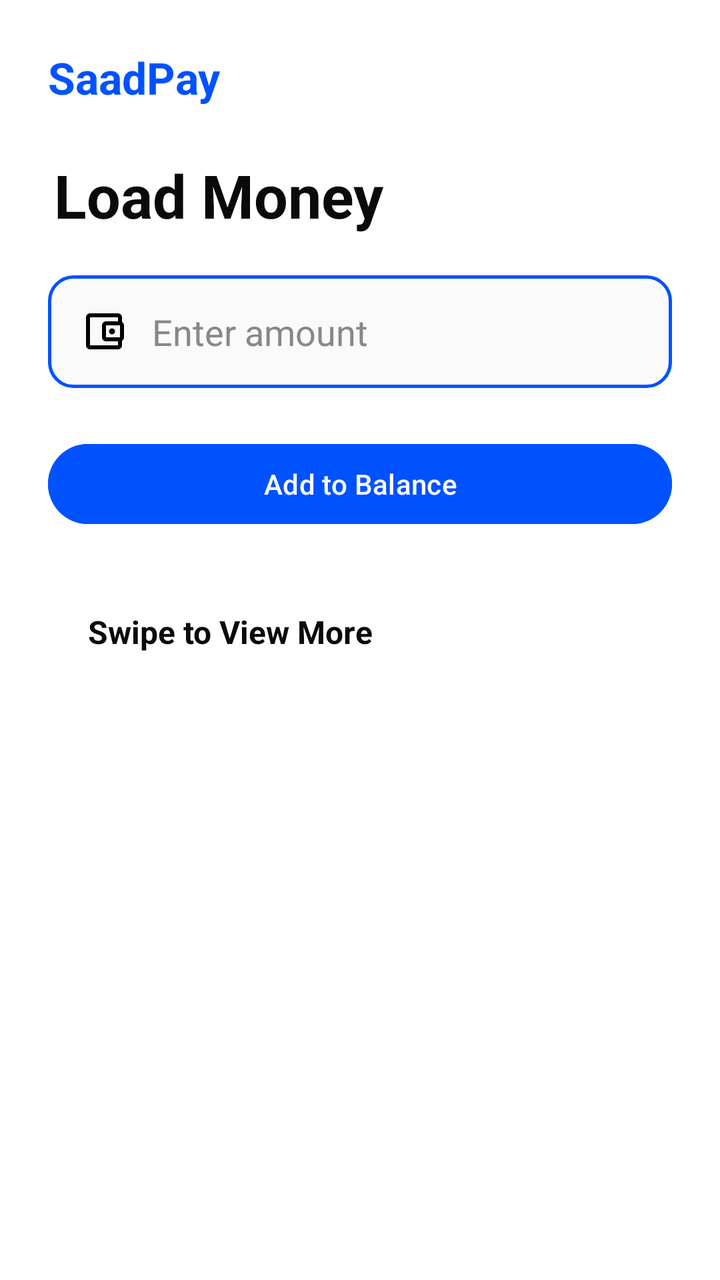
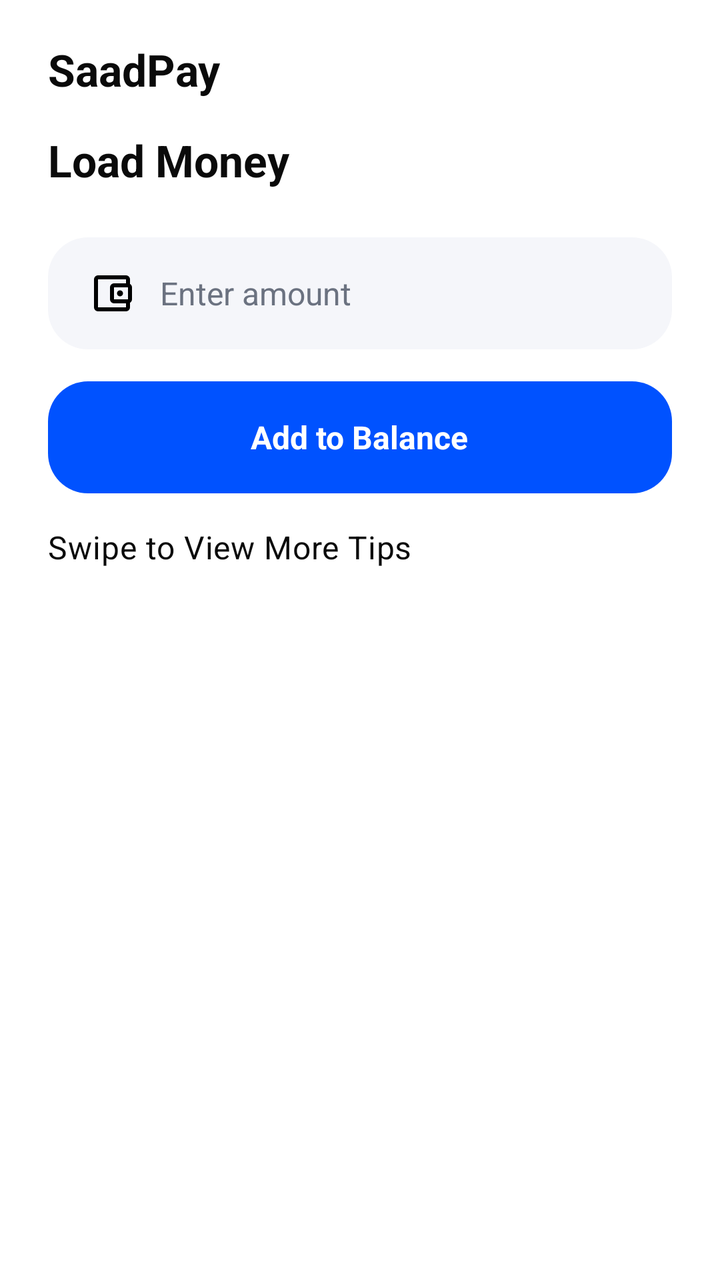

The first picture is an Android layout as it rendered before a commit; the second is the same layout after the commit. The layout source and the unified diff follow.
<!-- AndroidManifest.xml: application theme Theme.SaadPay -->
<!-- res/layout/fragment_load_money.xml -->
<?xml version="1.0" encoding="utf-8"?>
<ScrollView xmlns:android="http://schemas.android.com/apk/res/android"
    android:id="@+id/loadMoneyRoot"
    android:layout_width="match_parent"
    android:layout_height="match_parent"
    android:padding="24dp"
    android:background="@color/white">

    <LinearLayout
        android:layout_width="match_parent"
        android:layout_height="wrap_content"
        android:orientation="vertical">

        <RelativeLayout
            android:layout_width="match_parent"
            android:layout_height="wrap_content"
            android:layout_marginBottom="24dp">

            <TextView
                android:id="@+id/appNameText"
                android:layout_width="wrap_content"
                android:layout_height="wrap_content"
                android:text="SaadPay"
                android:textSize="22sp"
                android:textStyle="bold"
                android:textColor="@color/primaryColor"
                android:layout_alignParentStart="true" />
        </RelativeLayout>

        <TextView
            android:text="Load Money"
            android:textSize="30sp"
            android:textStyle="bold"
            android:textColor="@color/black"
            android:layout_marginLeft="3dp"
            android:layout_marginBottom="20dp"
            android:layout_width="wrap_content"
            android:layout_height="wrap_content" />

        <EditText
            android:id="@+id/amountEditText"
            android:hint="Enter amount"
            android:inputType="numberDecimal"
            android:drawableStart="@drawable/ic_wallet1"
            android:drawablePadding="12dp"
            android:textColor="@color/black"
            android:textColorHint="#888888"
            android:background="@drawable/bg_input_rounded_selector"
            android:padding="16dp"
            android:layout_marginBottom="24dp"
            android:layout_width="match_parent"
            android:layout_height="wrap_content" />

        <Button
            android:id="@+id/loadButton"
            android:text="Add to Balance"
            android:textAllCaps="false"
            android:backgroundTint="@color/primaryColor"
            android:textColor="@android:color/white"
            android:elevation="6dp"
            android:layout_width="match_parent"
            android:layout_height="wrap_content"
            android:layout_marginBottom="24dp" />

        <ProgressBar
            android:id="@+id/progressBar"
            android:layout_width="wrap_content"
            android:layout_height="wrap_content"
            android:visibility="gone"
            style="@style/Widget.AppCompat.ProgressBar"
            android:layout_gravity="center_horizontal" />

        <TextView
            android:text="Swipe to View More"
            android:textSize="16sp"
            android:textStyle="bold"
            android:textColor="@color/black"
            android:layout_marginLeft="20dp"
            android:layout_marginTop="15dp"
            android:layout_width="wrap_content"
            android:layout_height="wrap_content" />

        <androidx.viewpager2.widget.ViewPager2
            android:id="@+id/tipsViewPager"
            android:layout_width="match_parent"
            android:layout_height="240dp"
            android:layout_marginTop="7dp"
            android:layout_marginBottom="32dp"
            android:clipToPadding="false"
            android:paddingStart="8dp"
            android:paddingEnd="8dp"
            android:overScrollMode="never" />

    </LinearLayout>
</ScrollView>
<!-- resources referenced by this layout -->
<resources>
  <color name="black">#0A0A0A</color>
  <color name="primaryColor">#0052FF</color>
  <color name="white">#FFFFFF</color>
  <!-- drawable bg_input_rounded_selector (drawable) -->
  <?xml version="1.0" encoding="utf-8"?>
  <selector xmlns:android="http://schemas.android.com/apk/res/android">
      <item android:state_focused="true">
          <shape android:shape="rectangle">
              <solid android:color="#FAFAFA" />
              <stroke android:width="2dp" android:color="@color/colorPrimaryDark"/>
              <corners android:radius="12dp" />
          </shape>
      </item>
  
      <item>
          <shape android:shape="rectangle">
              <solid android:color="#FAFAFA" />
              <stroke android:width="1.5dp" android:color="@color/primaryColor"/>
              <corners android:radius="12dp" />
          </shape>
      </item>
  </selector>
  <!-- drawable ic_wallet1 (drawable) -->
  <vector xmlns:android="http://schemas.android.com/apk/res/android" android:height="24dp" android:tint="#000000" android:viewportHeight="960" android:viewportWidth="960" android:width="24dp">
        
      <path android:fillColor="@android:color/white" android:pathData="M200,760L200,760L200,760Q200,760 200,760Q200,760 200,760L200,760Q200,760 200,760Q200,760 200,760L200,200Q200,200 200,200Q200,200 200,200L200,200Q200,200 200,200Q200,200 200,200L200,200L200,200Q200,200 200,244.5Q200,289 200,360L200,600Q200,671 200,715.5Q200,760 200,760ZM200,840Q167,840 143.5,816.5Q120,793 120,760L120,200Q120,167 143.5,143.5Q167,120 200,120L760,120Q793,120 816.5,143.5Q840,167 840,200L840,300L760,300L760,200Q760,200 760,200Q760,200 760,200L200,200Q200,200 200,200Q200,200 200,200L200,760Q200,760 200,760Q200,760 200,760L760,760Q760,760 760,760Q760,760 760,760L760,660L840,660L840,760Q840,793 816.5,816.5Q793,840 760,840L200,840ZM520,680Q487,680 463.5,656.5Q440,633 440,600L440,360Q440,327 463.5,303.5Q487,280 520,280L800,280Q833,280 856.5,303.5Q880,327 880,360L880,600Q880,633 856.5,656.5Q833,680 800,680L520,680ZM800,600Q800,600 800,600Q800,600 800,600L800,360Q800,360 800,360Q800,360 800,360L520,360Q520,360 520,360Q520,360 520,360L520,600Q520,600 520,600Q520,600 520,600L800,600ZM640,540Q665,540 682.5,522.5Q700,505 700,480Q700,455 682.5,437.5Q665,420 640,420Q615,420 597.5,437.5Q580,455 580,480Q580,505 597.5,522.5Q615,540 640,540Z"/>
      
  </vector>
  <style name="Theme.SaadPay" parent="Theme.Material3.DayNight.NoActionBar">
          <item name="colorPrimary">@color/primaryColor</item>
          <item name="colorPrimaryVariant">@color/primaryDarkColor</item>
          <item name="colorOnPrimary">#FFFFFF</item>
          <item name="android:statusBarColor" tools:targetApi="l">@color/primaryDarkColor</item>
          <item name="colorSecondary">@color/accentColor</item>
          <item name="colorOnSecondary">#FFFFFF</item>
          <item name="android:colorBackground">#FFFFFF</item>
          <item name="colorSurface">#FFFFFF</item>
      </style>
  <color name="colorPrimaryDark">#0040CC</color>
  <color name="primaryDarkColor">#0040CC</color>
  <color name="accentColor">#0052FF</color>
</resources>

<!-- the commit's change to res/layout/fragment_load_money.xml (unified diff, before → after) -->
@@ -1,95 +1,97 @@
 <?xml version="1.0" encoding="utf-8"?>
 <ScrollView xmlns:android="http://schemas.android.com/apk/res/android"
+    xmlns:app="http://schemas.android.com/apk/res-auto"
     android:id="@+id/loadMoneyRoot"
     android:layout_width="match_parent"
     android:layout_height="match_parent"
-    android:padding="24dp"
-    android:background="@color/white">
+    android:background="@color/background"
+    android:fillViewport="true">
 
     <LinearLayout
         android:layout_width="match_parent"
         android:layout_height="wrap_content"
-        android:orientation="vertical">
+        android:orientation="vertical"
+        android:paddingHorizontal="24dp"
+        android:paddingVertical="20dp">
 
-        <RelativeLayout
+        
+        <TextView
+            android:id="@+id/appNameText"
+            android:layout_width="wrap_content"
+            android:layout_height="wrap_content"
+            android:text="SaadPay"
+            style="@style/TextAppearance.Fintech.Title"
+            android:layout_marginBottom="16dp" />
+
+        <TextView
+            android:layout_width="wrap_content"
+            android:layout_height="wrap_content"
+            android:text="Load Money"
+            style="@style/TextAppearance.Fintech.Title"
+            android:layout_marginBottom="24dp" />
+
+        
+        <EditText
+            android:id="@+id/amountEditText"
             android:layout_width="match_parent"
-            android:layout_height="wrap_content"
-            android:layout_marginBottom="24dp">
+            android:layout_height="56dp"
+            android:layout_marginBottom="16dp"
+            android:background="@drawable/bg_input_surface"
+            android:drawableStart="@drawable/ic_wallet1"
+            android:drawablePadding="12dp"
+            android:hint="Enter amount"
+            android:inputType="numberDecimal"
+            android:paddingHorizontal="20dp"
+            android:textColor="@color/text_primary"
+            android:textColorHint="@color/text_secondary"
+            android:textSize="16sp" />
+
+        
+        <FrameLayout
+            android:id="@+id/loadButton"
+            android:layout_width="match_parent"
+            android:layout_height="56dp"
+            android:layout_marginBottom="16dp"
+            android:background="@drawable/bg_button_primary"
+            android:clickable="true"
+            android:focusable="true">
 
             <TextView
-                android:id="@+id/appNameText"
                 android:layout_width="wrap_content"
                 android:layout_height="wrap_content"
-                android:text="SaadPay"
-                android:textSize="22sp"
-                android:textStyle="bold"
-                android:textColor="@color/primaryColor"
-                android:layout_alignParentStart="true" />
-        </RelativeLayout>
+                android:layout_gravity="center"
+                android:text="Add to Balance"
+                android:textColor="@color/white"
+                android:textSize="16sp"
+                android:textStyle="bold" />
+        </FrameLayout>
 
-        <TextView
-            android:text="Load Money"
-            android:textSize="30sp"
-            android:textStyle="bold"
-            android:textColor="@color/black"
-            android:layout_marginLeft="3dp"
-            android:layout_marginBottom="20dp"
-            android:layout_width="wrap_content"
-            android:layout_height="wrap_content" />
-
-        <EditText
-            android:id="@+id/amountEditText"
-            android:hint="Enter amount"
-            android:inputType="numberDecimal"
-            android:drawableStart="@drawable/ic_wallet1"
-            android:drawablePadding="12dp"
-            android:textColor="@color/black"
-            android:textColorHint="#888888"
-            android:background="@drawable/bg_input_rounded_selector"
-            android:padding="16dp"
-            android:layout_marginBottom="24dp"
-            android:layout_width="match_parent"
-            android:layout_height="wrap_content" />
-
-        <Button
-            android:id="@+id/loadButton"
-            android:text="Add to Balance"
-            android:textAllCaps="false"
-            android:backgroundTint="@color/primaryColor"
-            android:textColor="@android:color/white"
-            android:elevation="6dp"
-            android:layout_width="match_parent"
-            android:layout_height="wrap_content"
-            android:layout_marginBottom="24dp" />
-
+        
         <ProgressBar
             android:id="@+id/progressBar"
+            style="@style/Widget.AppCompat.ProgressBar"
             android:layout_width="wrap_content"
             android:layout_height="wrap_content"
-            android:visibility="gone"
-            style="@style/Widget.AppCompat.ProgressBar"
-            android:layout_gravity="center_horizontal" />
+            android:layout_gravity="center_horizontal"
+            android:layout_marginBottom="16dp"
+            android:visibility="gone" />
 
+        
         <TextView
-            android:text="Swipe to View More"
-            android:textSize="16sp"
-            android:textStyle="bold"
-            android:textColor="@color/black"
-            android:layout_marginLeft="20dp"
-            android:layout_marginTop="15dp"
             android:layout_width="wrap_content"
-            android:layout_height="wrap_content" />
+            android:layout_height="wrap_content"
+            android:layout_marginBottom="12dp"
+            android:text="Swipe to View More Tips"
+            style="@style/TextAppearance.Fintech.Body" />
 
         <androidx.viewpager2.widget.ViewPager2
             android:id="@+id/tipsViewPager"
             android:layout_width="match_parent"
-            android:layout_height="240dp"
-            android:layout_marginTop="7dp"
-            android:layout_marginBottom="32dp"
+            android:layout_height="220dp"
             android:clipToPadding="false"
-            android:paddingStart="8dp"
-            android:paddingEnd="8dp"
-            android:overScrollMode="never" />
+            android:overScrollMode="never"
+            android:paddingStart="4dp"
+            android:paddingEnd="4dp" />
 
     </LinearLayout>
 </ScrollView>
<!-- resource entries referenced after the edit -->
@@ -1,33 +1,40 @@
 <!-- resources referenced by this layout -->
 <resources>
-  <color name="black">#0A0A0A</color>
+  <color name="background">#FFFFFF</color>
+  <color name="text_primary">#0A0A0A</color>
+  <color name="text_secondary">#6B7280</color>
   <color name="primaryColor">#0052FF</color>
   <color name="white">#FFFFFF</color>
-  <!-- drawable bg_input_rounded_selector (drawable) -->
+  <!-- drawable bg_button_primary (drawable) -->
   <?xml version="1.0" encoding="utf-8"?>
-  <selector xmlns:android="http://schemas.android.com/apk/res/android">
-      <item android:state_focused="true">
-          <shape android:shape="rectangle">
-              <solid android:color="#FAFAFA" />
-              <stroke android:width="2dp" android:color="@color/colorPrimaryDark"/>
-              <corners android:radius="12dp" />
-          </shape>
-      </item>
-  
-      <item>
-          <shape android:shape="rectangle">
-              <solid android:color="#FAFAFA" />
-              <stroke android:width="1.5dp" android:color="@color/primaryColor"/>
-              <corners android:radius="12dp" />
-          </shape>
-      </item>
-  </selector>
+  <shape xmlns:android="http://schemas.android.com/apk/res/android"
+      android:shape="rectangle">
+      <solid android:color="@color/primary" />
+      <corners android:radius="20dp" />
+  </shape>
+  <!-- drawable bg_input_surface (drawable) -->
+  <?xml version="1.0" encoding="utf-8"?>
+  <shape xmlns:android="http://schemas.android.com/apk/res/android"
+      android:shape="rectangle">
+      <solid android:color="@color/surface" />
+      <corners android:radius="20dp" />
+  </shape>
   <!-- drawable ic_wallet1 (drawable) -->
   <vector xmlns:android="http://schemas.android.com/apk/res/android" android:height="24dp" android:tint="#000000" android:viewportHeight="960" android:viewportWidth="960" android:width="24dp">
         
       <path android:fillColor="@android:color/white" android:pathData="M200,760L200,760L200,760Q200,760 200,760Q200,760 200,760L200,760Q200,760 200,760Q200,760 200,760L200,200Q200,200 200,200Q200,200 200,200L200,200Q200,200 200,200Q200,200 200,200L200,200L200,200Q200,200 200,244.5Q200,289 200,360L200,600Q200,671 200,715.5Q200,760 200,760ZM200,840Q167,840 143.5,816.5Q120,793 120,760L120,200Q120,167 143.5,143.5Q167,120 200,120L760,120Q793,120 816.5,143.5Q840,167 840,200L840,300L760,300L760,200Q760,200 760,200Q760,200 760,200L200,200Q200,200 200,200Q200,200 200,200L200,760Q200,760 200,760Q200,760 200,760L760,760Q760,760 760,760Q760,760 760,760L760,660L840,660L840,760Q840,793 816.5,816.5Q793,840 760,840L200,840ZM520,680Q487,680 463.5,656.5Q440,633 440,600L440,360Q440,327 463.5,303.5Q487,280 520,280L800,280Q833,280 856.5,303.5Q880,327 880,360L880,600Q880,633 856.5,656.5Q833,680 800,680L520,680ZM800,600Q800,600 800,600Q800,600 800,600L800,360Q800,360 800,360Q800,360 800,360L520,360Q520,360 520,360Q520,360 520,360L520,600Q520,600 520,600Q520,600 520,600L800,600ZM640,540Q665,540 682.5,522.5Q700,505 700,480Q700,455 682.5,437.5Q665,420 640,420Q615,420 597.5,437.5Q580,455 580,480Q580,505 597.5,522.5Q615,540 640,540Z"/>
       
   </vector>
+  <style name="TextAppearance.Fintech.Body" parent="TextAppearance.Material3.BodyMedium">
+          <item name="android:textSize">16sp</item>
+          <item name="android:fontFamily">sans-serif-medium</item>
+          <item name="android:textColor">@color/text_primary</item>
+      </style>
+  <style name="TextAppearance.Fintech.Title" parent="TextAppearance.Material3.TitleLarge">
+          <item name="android:textSize">22sp</item>
+          <item name="android:textStyle">bold</item>
+          <item name="android:textColor">@color/text_primary</item>
+      </style>
   <style name="Theme.SaadPay" parent="Theme.Material3.DayNight.NoActionBar">
           <item name="colorPrimary">@color/primaryColor</item>
           <item name="colorPrimaryVariant">@color/primaryDarkColor</item>
@@ -38,7 +45,8 @@
           <item name="android:colorBackground">#FFFFFF</item>
           <item name="colorSurface">#FFFFFF</item>
       </style>
-  <color name="colorPrimaryDark">#0040CC</color>
+  <color name="primary">#0052FF</color>
+  <color name="surface">#F5F6FA</color>
   <color name="primaryDarkColor">#0040CC</color>
   <color name="accentColor">#0052FF</color>
 </resources>
